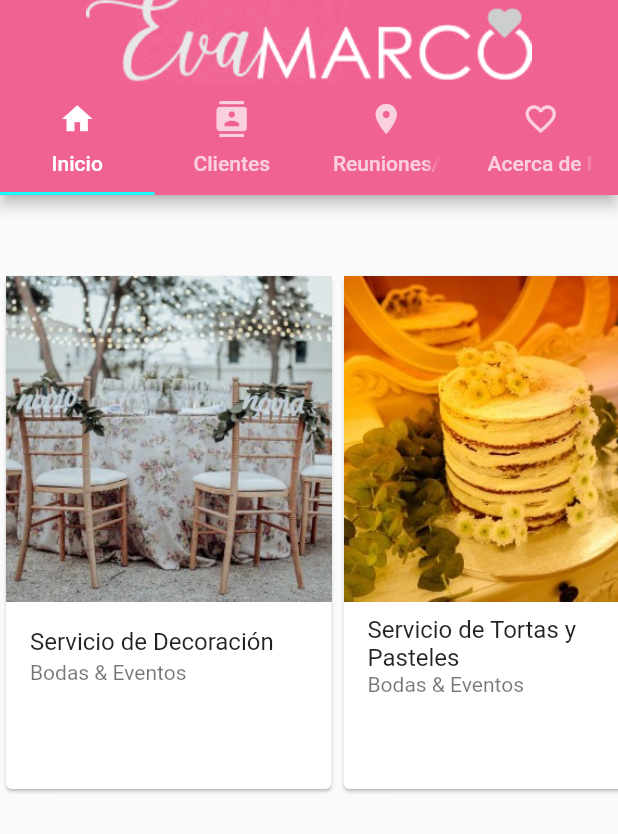
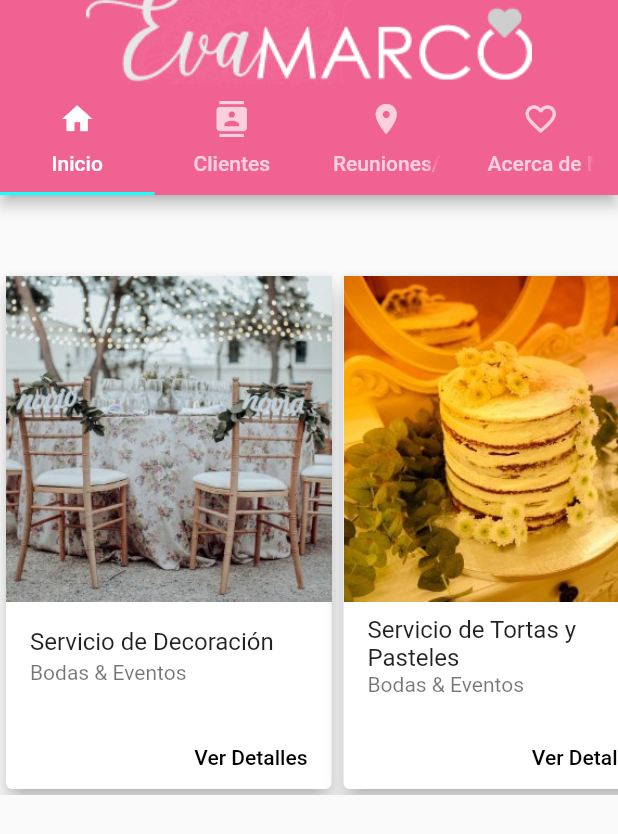
Before and after one commit to RousNoe/orgEventosFlutter, a Flutter app: the screen it shows after launch, on a phone screen of 412 x 824 dp. Shown: the top 834 px of the screen. Run offline on Flutter 3.47's test engine with Material 2 defaults, Android fonts, the phone set to English and light mode, and no system bars.

Commit message:
detalles del card

```diff
--- a/lib/widgets/list_eventos.dart
+++ b/lib/widgets/list_eventos.dart
@@ -13,13 +13,28 @@ class ListEventos extends StatelessWidget{
     return Container(
       width: 225.0,
       child: Card(
+        elevation: 6.0,
         child: Wrap(
           children: <Widget>[
             Image.asset(imagenVal),
             ListTile(
               title: Text(titulo),
               subtitle: Text(subtitulo),
+
             ),
+            ButtonTheme.bar(
+              buttonColor: Colors.cyanAccent,
+              child: ButtonBar(
+                children: <Widget>[
+                  FlatButton(
+                  child: const Text("Ver Detalles"),
+                    onPressed: (){},
+              ),
+
+                ],
+              ),
+            ),
+
           ],
         ),
       ),
```
